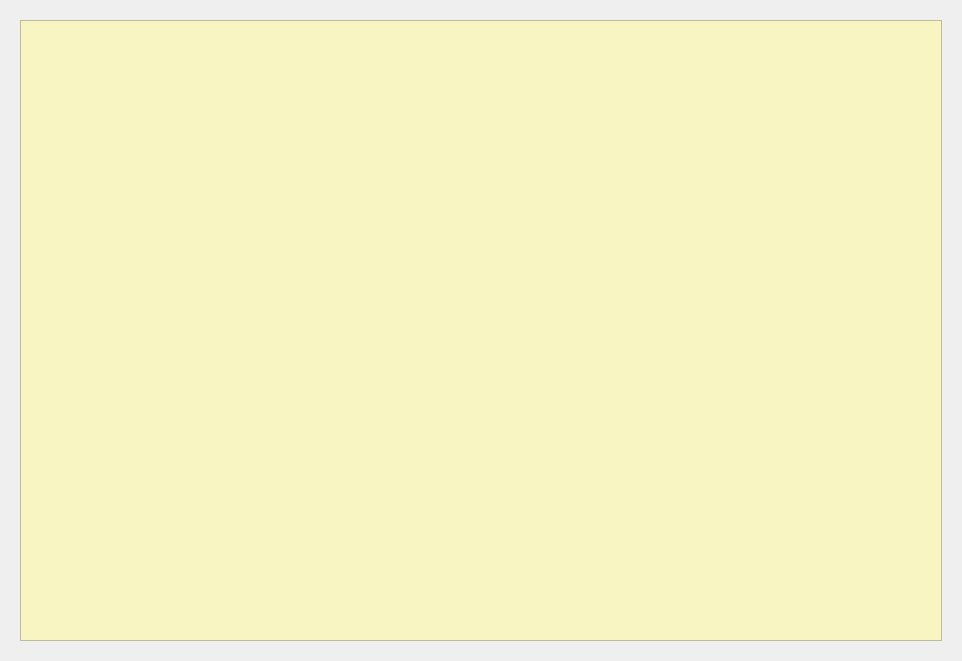
Qt form Zona_Ventas/frmpedidos.ui (arcnexus/RedFoX) before a commit.
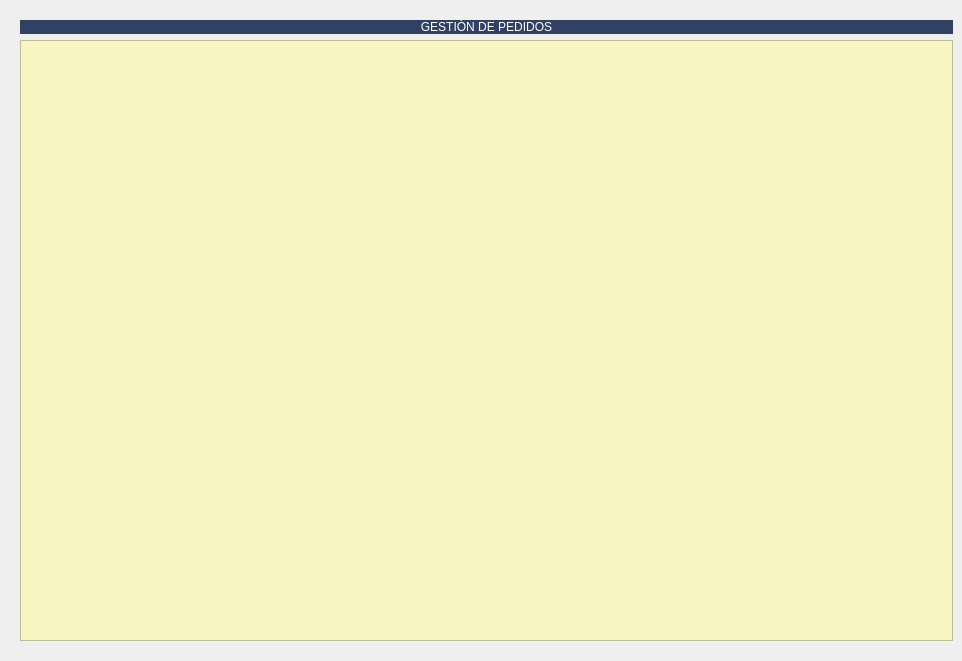
The same form after that commit. The open tabs and pages were chosen to show the change. Icons and pictures are not drawn.

Diff of the .ui file:
```diff
--- a/Zona_Ventas/frmpedidos.ui
+++ b/Zona_Ventas/frmpedidos.ui
@@ -2813,11 +2813,23 @@
       </layout>
      </widget>
      <widget class="QWidget" name="page_2">
-      <layout class="QGridLayout" name="gridLayout_10">
-       <property name="rightMargin">
-        <number>20</number>
-       </property>
-       <item row="0" column="0" rowspan="2">
+      <layout class="QGridLayout" name="gridLayout_8">
+       <item row="0" column="0">
+        <widget class="QLabel" name="label_36">
+         <property name="styleSheet">
+          <string notr="true">font: 14pt &quot;Sans Serif&quot;;
+background-color: #304163;
+color: rgb(255, 255, 255);</string>
+         </property>
+         <property name="text">
+          <string>GESTIÓN DE PEDIDOS</string>
+         </property>
+         <property name="alignment">
+          <set>Qt::AlignCenter</set>
+         </property>
+        </widget>
+       </item>
+       <item row="1" column="0">
         <widget class="QTableView" name="tabla">
          <property name="styleSheet">
           <string notr="true">alternate-background-color: rgb(255, 255, 255);
```
Left out of the diff: 2 changed lines with no effect on the pictures.
